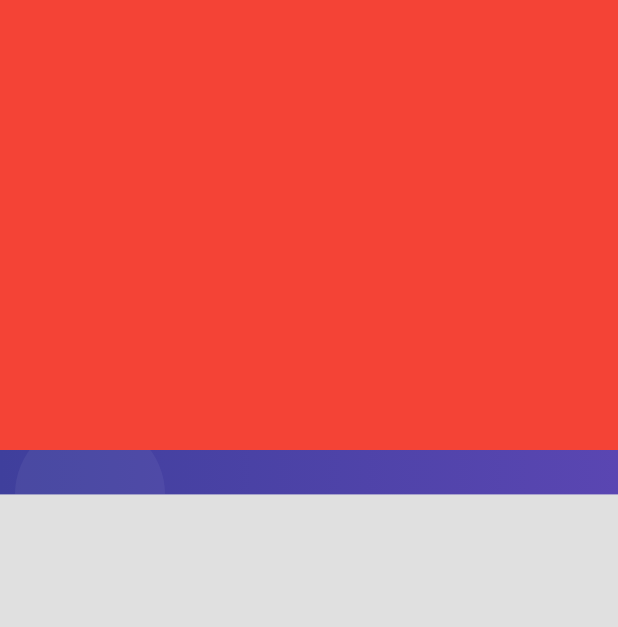
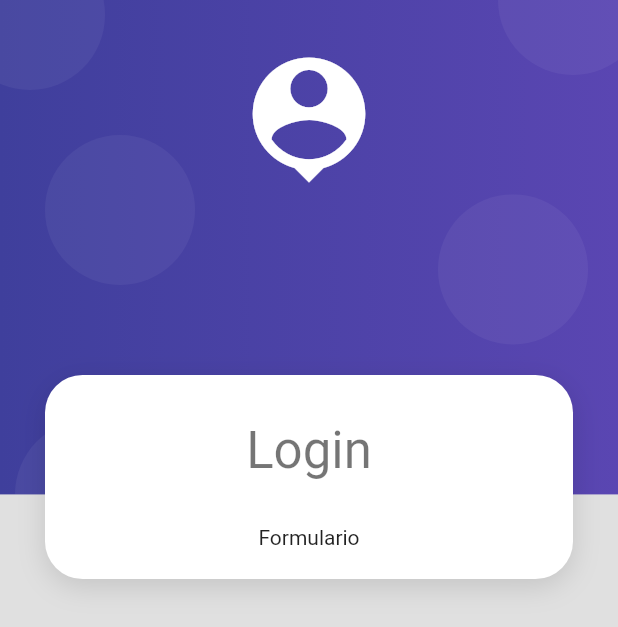
Before and after one commit to XxDEAMxX/products_app, a Flutter app: the screen it shows after launch, on a phone screen of 412 x 824 dp. Shown: the top 627 px of the screen. Run offline on Flutter 3.47's test engine with Material 2 defaults, Android fonts, the phone set to English and light mode, and no system bars.

Commit message:
Contenedor blanco

```diff
--- a/lib/screens/login_screen.dart
+++ b/lib/screens/login_screen.dart
@@ -9,11 +9,25 @@ class LoginScreen extends StatelessWidget {
   Widget build(BuildContext context) {
     return Scaffold(
       body:AuthBackground(
-        child: Container(
-          width: double.infinity,
-          height: 300,
-          color: Colors.red,
-        ),
+        child: SingleChildScrollView(
+          child: Column(
+            mainAxisAlignment: MainAxisAlignment.center,
+            children: [
+              SizedBox(height: 250,),
+              CardContainer(
+                child: Column(
+                  children: [
+                    SizedBox(height: 10,),
+                    Text('Login', style: Theme.of(context).textTheme.headline4,),
+                    SizedBox(height: 30,),
+
+                    Text('Formulario')
+                  ],
+                )
+              )
+            ],
+          ),
+        )
       )
     );
   }
--- /dev/null
+++ b/lib/widgets/card_container.dart
@@ -0,0 +1,35 @@
+import 'package:flutter/material.dart';
+
+class CardContainer extends StatelessWidget {
+
+  final Widget child;
+
+  const CardContainer({super.key, required this.child});
+
+  @override
+  Widget build(BuildContext context) {
+    return Padding(
+      padding: const EdgeInsets.symmetric(horizontal: 30),
+      child: Container(
+        padding: EdgeInsets.all(20),
+        width: double.infinity,
+        decoration: _CreateCartShape(),
+        child: child,
+      ),
+    );
+  }
+
+  BoxDecoration _CreateCartShape() {
+    return BoxDecoration(
+      color: Colors.white,
+      borderRadius: BorderRadius.circular(25),
+      boxShadow: [
+        BoxShadow(
+          color: Colors.black12,
+          blurRadius: 15,
+          offset: Offset(0,5)
+        )
+      ]
+    );
+  }
+}
--- a/lib/widgets/widgets.dart
+++ b/lib/widgets/widgets.dart
@@ -1 +1,3 @@
+export 'package:products_app/widgets/card_container.dart';
+
 export 'package:products_app/widgets/auth_background.dart';
```
